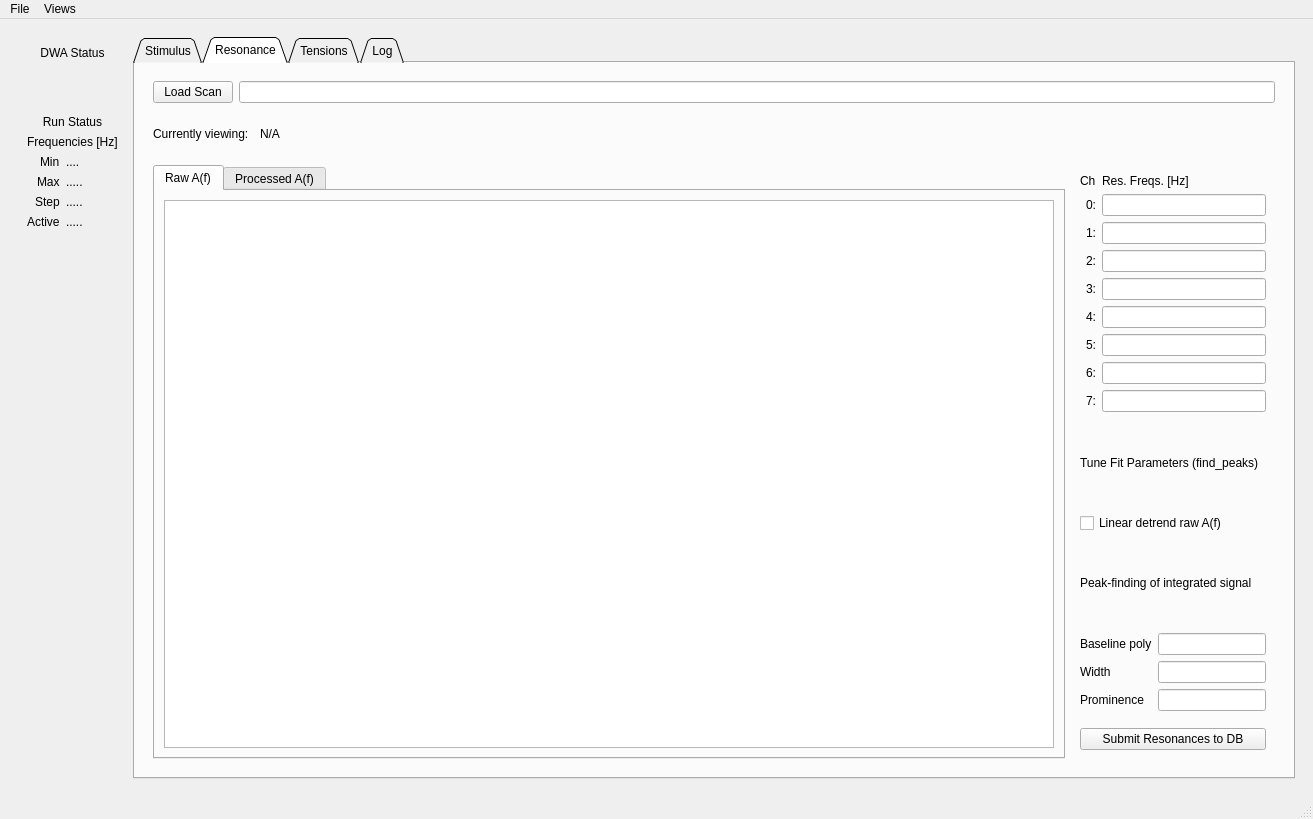
First picture: the form in DAQ/python/dwaDaqUI.ui, repository dunewires/ElectricalMethod, before the edit.
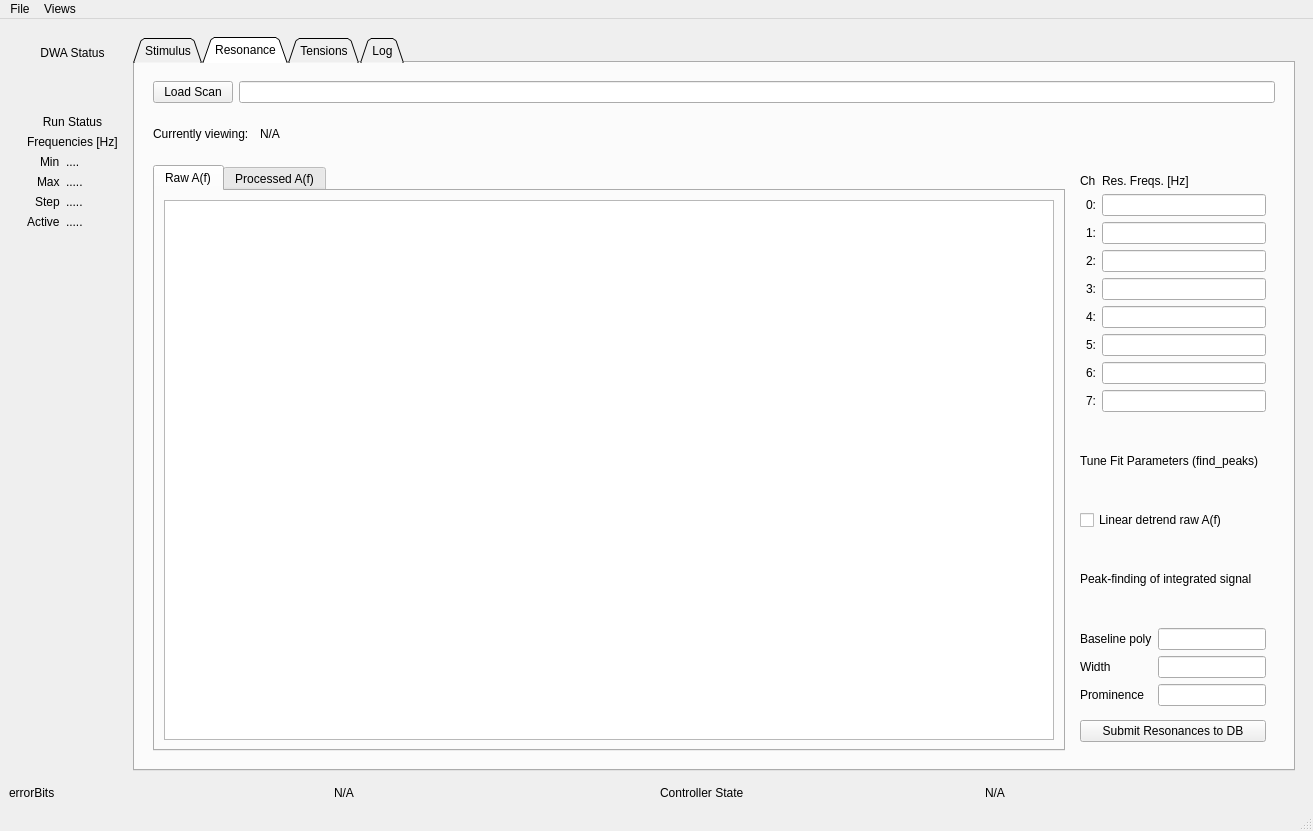
Second picture: the form after the edit. Custom widgets are drawn as their Qt base class.

Commit message: handle STATUS frame

Diff of the .ui file:
```diff
--- a/DAQ/python/dwaDaqUI.ui
+++ b/DAQ/python/dwaDaqUI.ui
@@ -7,7 +7,7 @@
     <x>0</x>
     <y>0</y>
     <width>1313</width>
-    <height>819</height>
+    <height>831</height>
    </rect>
   </property>
   <property name="windowTitle">
@@ -919,6 +919,38 @@
       </layout>
      </widget>
     </item>
+    <item>
+     <layout class="QHBoxLayout" name="horizontalLayout_9">
+      <item>
+       <widget class="QLabel" name="statusErrors_label">
+        <property name="text">
+         <string>errorBits</string>
+        </property>
+       </widget>
+      </item>
+      <item>
+       <widget class="QLabel" name="statusErrors_val">
+        <property name="text">
+         <string>N/A</string>
+        </property>
+       </widget>
+      </item>
+      <item>
+       <widget class="QLabel" name="controllerState_label">
+        <property name="text">
+         <string>Controller State</string>
+        </property>
+       </widget>
+      </item>
+      <item>
+       <widget class="QLabel" name="controllerState_val">
+        <property name="text">
+         <string>N/A</string>
+        </property>
+       </widget>
+      </item>
+     </layout>
+    </item>
    </layout>
   </widget>
   <widget class="QStatusBar" name="statusbar"/>
```
The commit also changes 4 other files.
